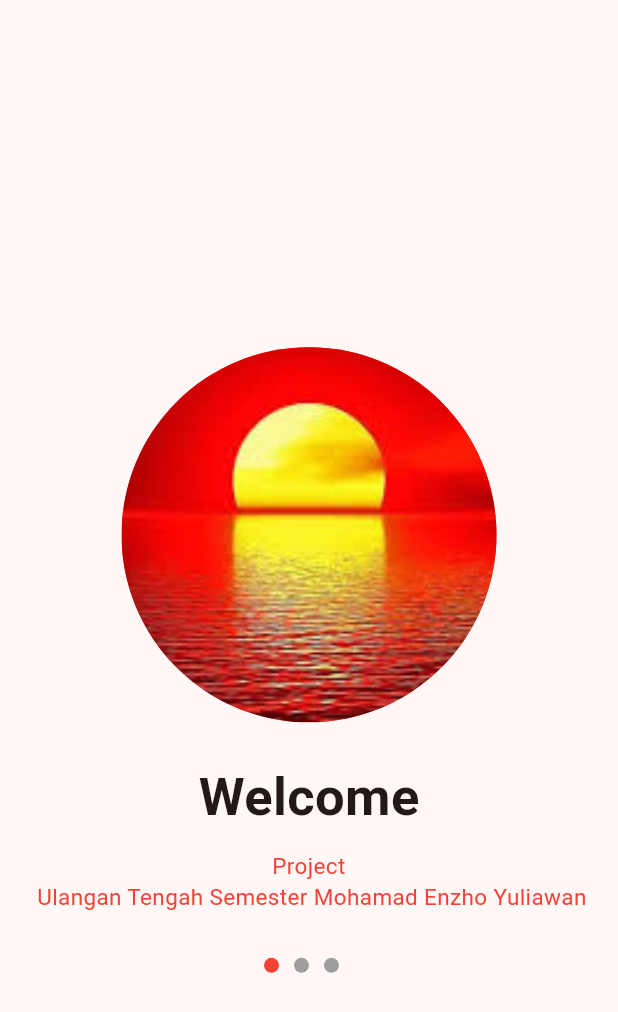
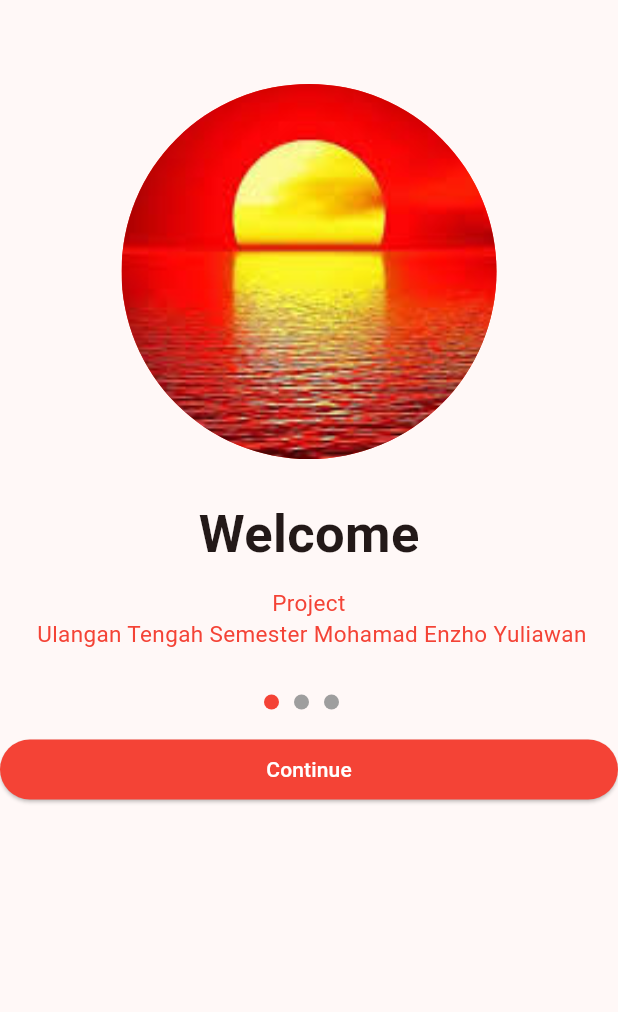
Before and after one commit to ENZHOUHUY/KB1179_1123150029_uts, a Flutter app: the screen it shows after launch, on a phone screen of 412 x 824 dp. Shown: the top 1012 px of the screen. Run offline on Flutter 3.47's test engine with Material 3 defaults, Android fonts, the phone set to English and light mode, and no system bars.

Commit message:
membuat button continue

```diff
--- a/lib/screen/splash1.dart
+++ b/lib/screen/splash1.dart
@@ -75,6 +75,26 @@ class SplashScreen1 extends StatelessWidget {
                       SizedBox(width: 10,),
                     ],
                   ),
+                  SizedBox(height: 20,),
+                  Container(
+                    child: SizedBox(
+                      height: 40,
+                      width: double.infinity,
+                      child: ElevatedButton(
+                        onPressed: (){
+                        },
+                        style: ElevatedButton.styleFrom(
+                          backgroundColor: Colors.red,
+                        ),
+                        child: Text('Continue',
+                        style: TextStyle(
+                          color: Colors.white
+                        ),),
+
+                      ),
+                    ),
+                  ),
+                  Spacer(),
                 ],
               ),
             ),
```
